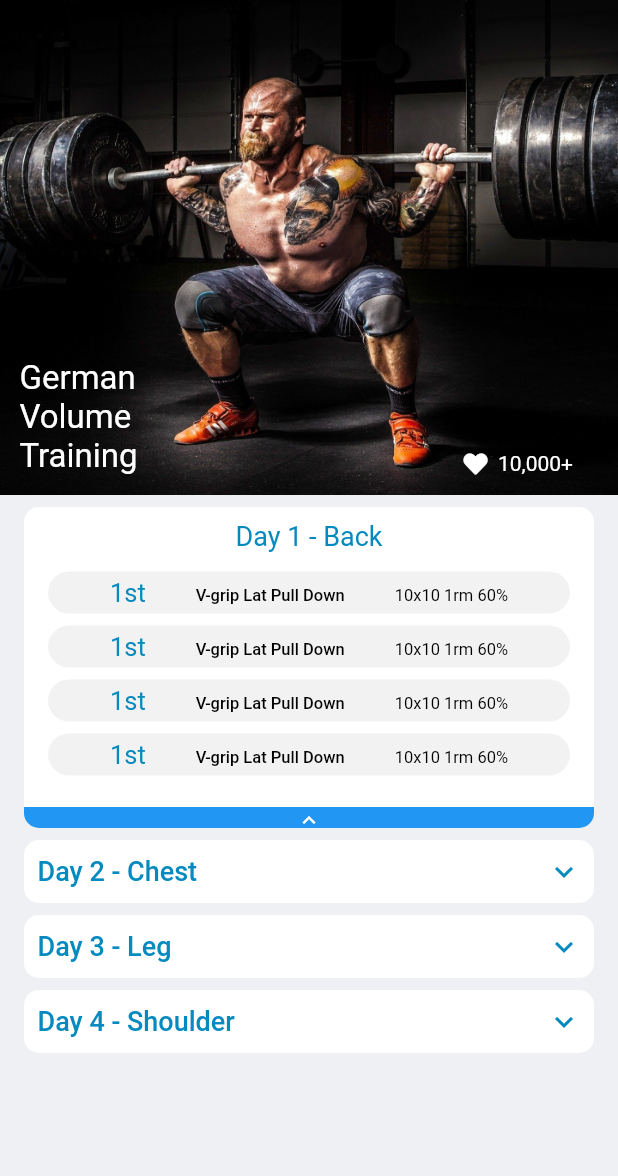
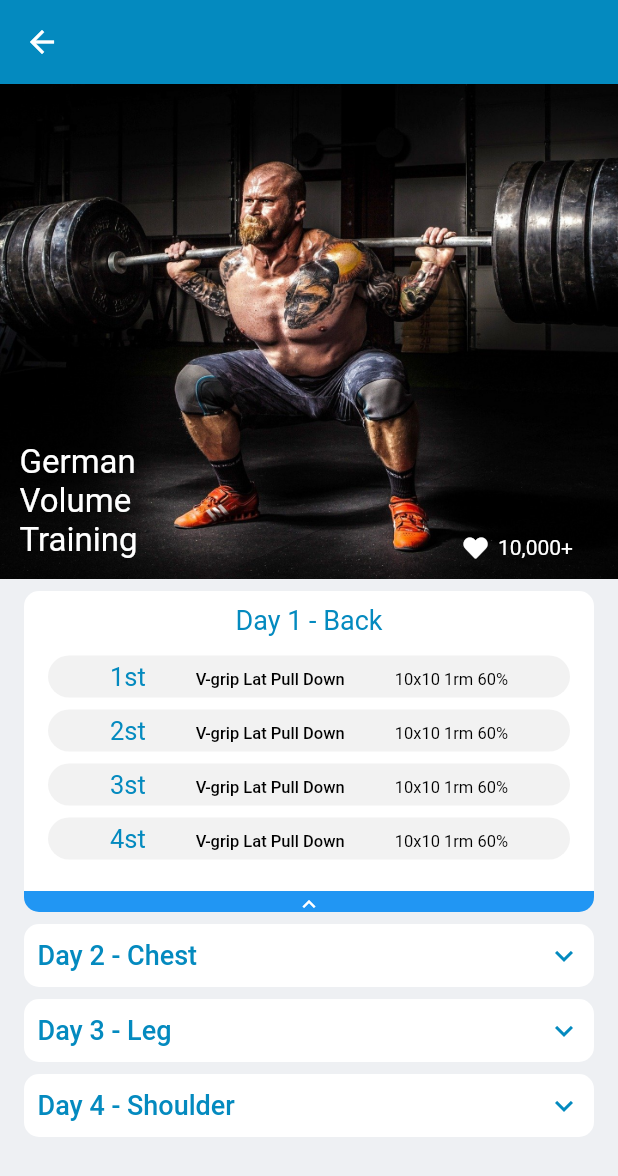
Before and after one commit to ckrb63/-i-am-exercising, a Flutter app: the ProgramInfo screen opened by its route, after a tap on an icon or button, on a phone screen of 412 x 824 dp. Shown: the top 1176 px of the screen. Run offline on Flutter 3.47's test engine with Material 2 defaults, Android fonts, the phone set to English and light mode, and no system bars; our stand-ins replace font_awesome_flutter.

Commit message:
programinfomvp

```diff
--- a/lib/dayroutine.dart
+++ b/lib/dayroutine.dart
@@ -1,3 +1,27 @@
+class WholeDayRoutine{
+
+  WholeDayRoutine({required this.point,required this.list});
+
+  String point;
+  DayRoutineList list;
+}
+
+class ProgramRoutine{
+  List<WholeDayRoutine> programlist = [];
+  ProgramRoutine(){
+    programlist.add(WholeDayRoutine(point: 'Back',list: DayRoutineList()));
+    programlist.add(WholeDayRoutine(point: 'Chest',list: DayRoutineList()));
+    programlist.add(WholeDayRoutine(point: 'Leg',list: DayRoutineList()));
+    programlist.add(WholeDayRoutine(point: 'Shoulder',list: DayRoutineList()));
+  }
+  void addList(String point, DayRoutineList list){
+    programlist.add(WholeDayRoutine(point: point, list: list));
+  }
+
+
+
+}
+
 class DayRoutine{
   DayRoutine({required this.number, required this.name,required this.weight,required this.set,required this.onerm});
   int number;
@@ -25,9 +49,6 @@ class DayRoutineList{
       print(dayRoutineList[i].number);
     }
 
-    List<DayRoutine> getList(){
-      return dayRoutineList;
-    }
   }
 
 }
--- a/lib/programInfo.dart
+++ b/lib/programInfo.dart
@@ -13,8 +13,10 @@ class ProgramInfo extends StatefulWidget {
 class _ProgramInfoState extends State<ProgramInfo> {
   @override
   Widget build(BuildContext context) {
-    DayRoutineList list = DayRoutineList();
+    ProgramRoutine programlist = ProgramRoutine();
+    DayRoutineList list = programlist.programlist[0].list;
     return Scaffold(
+      appBar: AppBar(),
       body: Column(
         children: [
           Container(
@@ -43,15 +45,9 @@ class _ProgramInfoState extends State<ProgramInfo> {
           Expanded(
             child: Container(
               color: Color(0xffEEF0F3),
-              child: ListView(
-                //crossAxisAlignment: CrossAxisAlignment.stretch,
-                children: [
-                  DayRoutineCard(day: 1, point: 'Back',list: list,),
-                  DayRoutineCard(day: 2, point: 'Chest',list: list,),
-                  DayRoutineCard(day: 3, point: 'Leg',list: list,),
-                  DayRoutineCard(day: 4, point: 'Shoulder',list: list,),
-                ],
-              ),
+              child: ListView.builder(itemBuilder: (BuildContext context, int index){
+                return DayRoutineCard(day: index+1, point: programlist.programlist[index].point, list: programlist.programlist[index].list);
+              },itemCount: programlist.programlist.length,),
             ),
           ),
         ],
@@ -178,17 +174,21 @@ class BigRoutineCard extends StatefulWidget {
 
 
   @override
-  _BigRoutineCardState createState() => _BigRoutineCardState();
+  _BigRoutineCardState createState() => _BigRoutineCardState(list);
 }
 
 class _BigRoutineCardState extends State<BigRoutineCard> with TickerProviderStateMixin{
 
+  _BigRoutineCardState(this.tmplist);
+  DayRoutineList tmplist;
+  late List<DayRoutine> list;
   late AnimationController controller;
   late Animation<double> animation;
   @override
   void initState() {
     // TODO: implement initState
     super.initState();
+    list = tmplist.dayRoutineList;
     controller = AnimationController(
       duration: Duration(milliseconds: 250),
       upperBound: 1,
@@ -227,15 +227,11 @@ class _BigRoutineCardState extends State<BigRoutineCard> with TickerProviderStat
               ),
             ),
             Expanded(
-              child: ListView(
-                shrinkWrap: true,
-                children: [
-                  EachWorkOut(),
-                  EachWorkOut(),
-                  EachWorkOut(),
-                  EachWorkOut(),
-                ],
-              ),
+              child: ListView.builder(
+                  itemCount: list.length,
+                  itemBuilder: (BuildContext context, int index){
+                return EachWorkOut(routine: list[index]);
+              }),
             ),
           ],
         ),
@@ -245,10 +241,8 @@ class _BigRoutineCardState extends State<BigRoutineCard> with TickerProviderStat
 }
 
 class EachWorkOut extends StatelessWidget {
-  const EachWorkOut({
-    Key? key,
-  }) : super(key: key);
-
+  EachWorkOut({required this.routine});
+  final DayRoutine routine;
   @override
   Widget build(BuildContext context) {
     return Row(
@@ -266,9 +260,9 @@ class EachWorkOut extends StatelessWidget {
               textBaseline: TextBaseline.alphabetic,
               mainAxisAlignment: MainAxisAlignment.spaceEvenly,
               children : [
-                Text('1st',style: TextStyle(color: Color(0xff048ABF),fontSize: 17),),
-                Text('V-grip Lat Pull Down',style: TextStyle(color: Colors.black,fontSize: 11,fontWeight: FontWeight.w500),),
-                Text('10x10 1rm 60%',style: TextStyle(color: Colors.black,fontSize: 11,fontWeight: FontWeight.w400),),
+                Text('${routine.number}st',style: TextStyle(color: Color(0xff048ABF),fontSize: 17),),
+                Text('${routine.name}',style: TextStyle(color: Colors.black,fontSize: 11,fontWeight: FontWeight.w500),),
+                Text('${routine.weight}x${routine.set} 1rm ${routine.onerm}%',style: TextStyle(color: Colors.black,fontSize: 11,fontWeight: FontWeight.w400),),
               ]
             ),
           ),
```
